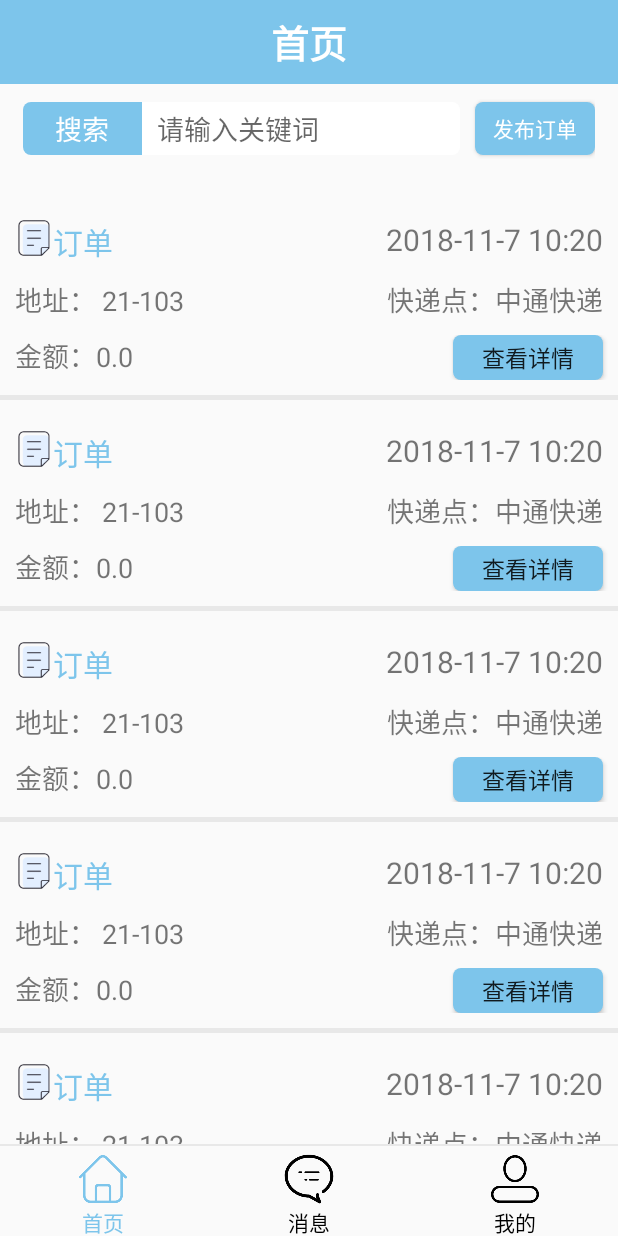
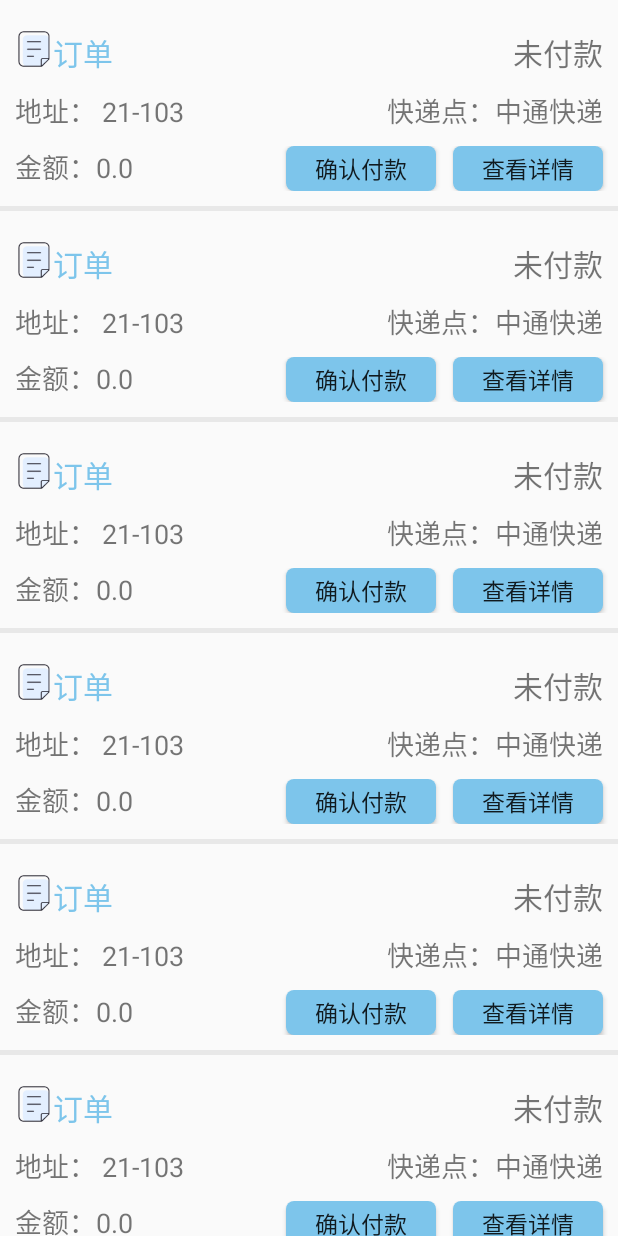
Before and after one commit to hzyb1/ExpressHelp, an Android app: the screen it shows after launch (HomeActivity before the commit, MyOrderActivity after it), after a tap on "登录", on a phone screen of 412 x 824 dp. Run offline under Robolectric (Android 15) with nearby library versions, the phone set to English and light mode, and no system bars.

Commit message:
增加查看订单碎片，注释掉了Login和Homepragment的网络连接部分

```diff
--- a/app/build.gradle
+++ b/app/build.gradle
@@ -22,7 +22,6 @@ android {
 dependencies {
     compile fileTree(include: ['*.jar'], dir: 'libs')
     compile 'com.android.support.constraint:constraint-layout:1.1.3'
-    compile 'com.android.support:support-v4:25.4.0'
     testCompile 'junit:junit:4.12'
     compile 'com.android.support:appcompat-v7:25.+'
     compile 'com.android.support:recyclerview-v7:25.+'
--- /dev/null
+++ b/app/src/main/java/Adapter/OrderAdapter.java
@@ -0,0 +1,85 @@
+package Adapter;
+
+import android.support.v7.widget.RecyclerView;
+import android.view.LayoutInflater;
+import android.view.View;
+import android.view.ViewGroup;
+import android.widget.Button;
+import android.widget.TextView;
+
+import com.example.a14574.expresshelp.R;
+
+import java.util.List;
+
+import model.Order;
+
+/**
+ * Created by Administrator on 2019/3/29 0029.
+ */
+
+public class OrderAdapter extends RecyclerView.Adapter<OrderAdapter.ViewHolder> {
+    private List<Order> mOrderList;
+    static class ViewHolder extends RecyclerView.ViewHolder {
+        TextView state;
+        TextView address;
+        TextView express;
+        TextView money;
+        Button handle;
+        public ViewHolder(View view){
+            super (view);
+            state = (TextView)view.findViewById(R.id.order_state);
+            address = (TextView)view.findViewById(R.id.order_address);
+            express = (TextView)view.findViewById(R.id.order_express);
+            money = (TextView)view.findViewById(R.id.order_money);
+            handle = (Button)view.findViewById(R.id.handle);
+        }
+    }
+    public OrderAdapter(List<Order> orderList){
+        mOrderList = orderList;
+    }
+
+    @Override
+    public ViewHolder onCreateViewHolder(ViewGroup parent, int viewType) {
+        View view = LayoutInflater.from(parent.getContext()).inflate(R.layout.orders_item,parent,false);
+        ViewHolder holder = new ViewHolder(view);
+        return holder;
+    }
+
+    @Override
+    public void onBindViewHolder(ViewHolder holder, int position) {
+        Order order = mOrderList.get(position);
+        holder.address.setText(order.getGetAdress());
+        holder.express.setText(order.getExpressName());
+        holder.money.setText(Float.toString(order.getMoney()));
+        switch (order.getState()){
+            case 0:
+                holder.state.setText("未付款");
+                holder.handle.setText("确认付款");
+                break;
+            case 1:
+                holder.state.setText("待接受");
+                holder.handle.setText("确认接受");
+                break;
+            case 2:
+                holder.state.setText("待收货");
+                holder.handle.setText("确认收货");
+                break;
+            case 3:
+                holder.state.setText("待确认");
+                holder.handle.setText("确认");
+                break;
+            case 4:
+                holder.state.setText("已完成");
+                holder.handle.setVisibility(View.GONE);
+                break;
+                default:
+                    break;
+        }
+    }
+
+
+    @Override
+    public int getItemCount() {
+        return mOrderList.size();
+    }
+}
--- a/app/src/main/java/com/example/a14574/expresshelp/LoginActivity.java
+++ b/app/src/main/java/com/example/a14574/expresshelp/LoginActivity.java
@@ -34,7 +34,7 @@ public class LoginActivity extends AppCompatActivity {      //登录活动
     private Button normalLogin;     //登录按钮
     private Toolbar toolbar;        //
     private String originAddress = "http://vnhcit.natappfree.cc/ExpressHelp/loginServlet";          //登录所访问的服务器url
-    Handler mHandler = new Handler(){
+   Handler mHandler = new Handler(){
         @Override
         public void handleMessage(Message msg) {        //异步访问数据库
             super.handleMessage(msg);   //访问服务器获取收到的信息
@@ -72,8 +72,10 @@ public class LoginActivity extends AppCompatActivity {      //登录活动
         normalLogin.setOnClickListener(new View.OnClickListener() {
             @Override
             public void onClick(View v) {
-                Log.d("按钮点击","点击成功");
-                login();            //相应监听事件，调用登录方法
+                Intent intent = new Intent(LoginActivity.this,MyOrderActivity.class);
+                startActivity(intent);
+               // Log.d("按钮点击","点击成功");
+               // login();            //相应监听事件，调用登录方法
             }
         });
 
@@ -124,7 +126,7 @@ public class LoginActivity extends AppCompatActivity {      //登录活动
         normalLogin = (Button) findViewById(R.id.normal_login);
     }
     public void login() {
-        //检查用户输入的账号和密码的合法性
+       //检查用户输入的账号和密码的合法性
         if (!isInputValid()){
             return;
         }
--- a/app/src/main/java/com/example/a14574/expresshelp/MyOrderActivity.java
+++ b/app/src/main/java/com/example/a14574/expresshelp/MyOrderActivity.java
@@ -1,13 +1,29 @@
 package com.example.a14574.expresshelp;
 
+
+import android.support.v4.app.FragmentManager;
+import android.support.v4.app.FragmentTransaction;
 import android.support.v7.app.AppCompatActivity;
 import android.os.Bundle;
+import android.support.v7.widget.LinearLayoutManager;
+import android.support.v7.widget.RecyclerView;
+
+import java.util.ArrayList;
+import java.util.List;
+
+import Adapter.OrderAdapter;
+import fragment.OrderFragment;
+import model.Order;
 
 public class MyOrderActivity extends AppCompatActivity {
-
+    private List<Order> orderList = new ArrayList<>();
     @Override
     protected void onCreate(Bundle savedInstanceState) {
         super.onCreate(savedInstanceState);
         setContentView(R.layout.activity_my_order);
+        FragmentManager fragmentManager = getSupportFragmentManager();
+       FragmentTransaction transaction = fragmentManager.beginTransaction();
+        transaction.replace(R.id.order_fragment,new OrderFragment());
+        transaction.commit();
     }
 }
--- a/app/src/main/java/fragment/HomePageFragment.java
+++ b/app/src/main/java/fragment/HomePageFragment.java
@@ -116,33 +116,33 @@ public class HomePageFragment extends Fragment {
             order.setTakeTime("2018-11-7 10:20");
             orderBriefList.add(order);
         }
-        try {
-            //构造完整URL
-            Log.d("url:",originAddress);
-            //发送请求
-            HttpUtil.sendHttpRequest(originAddress, new HttpCallbackListener() {
-                @Override
-                public void onFinish(String response) {
-                    Message message = new Message();
-                    message.obj = response;
-                    mHandler.sendMessage(message);
-                    Log.d("信息是什么",message.toString());
-//                    String result = "";
-//                    Gson gson = new Gson();
-//                    result = message.obj.toString();
-//                    orderBriefList = gson.fromJson(result, new TypeToken<List<Order>>(){}.getType());
-//                    flag = true;
-                }
-
-                @Override
-                public void onError(Exception e) {
-                    Message message = new Message();
-                    message.obj = e.toString();
-                    mHandler.sendMessage(message);
-                }
-            });
-        } catch (Exception e) {
-            e.printStackTrace();
-        }
+//        try {
+//            //构造完整URL
+//            Log.d("url:",originAddress);
+//            //发送请求
+//            HttpUtil.sendHttpRequest(originAddress, new HttpCallbackListener() {
+//                @Override
+//                public void onFinish(String response) {
+//                    Message message = new Message();
+//                    message.obj = response;
+//                    mHandler.sendMessage(message);
+//                    Log.d("信息是什么",message.toString());
+////                    String result = "";
+////                    Gson gson = new Gson();
+////                    result = message.obj.toString();
+////                    orderBriefList = gson.fromJson(result, new TypeToken<List<Order>>(){}.getType());
+////                    flag = true;
+//                }
+//
+//                @Override
+//                public void onError(Exception e) {
+//                    Message message = new Message();
+//                    message.obj = e.toString();
+//                    mHandler.sendMessage(message);
+//                }
+//            });
+//        } catch (Exception e) {
+//            e.printStackTrace();
+//        }
     }
 }
--- a/app/src/main/java/fragment/OrderFragment.java
+++ b/app/src/main/java/fragment/OrderFragment.java
@@ -1,109 +1,46 @@
 package fragment;
 
-import android.content.Context;
-import android.net.Uri;
 import android.os.Bundle;
+import android.support.annotation.Nullable;
 import android.support.v4.app.Fragment;
+import android.support.v7.widget.LinearLayoutManager;
+import android.support.v7.widget.RecyclerView;
 import android.view.LayoutInflater;
 import android.view.View;
 import android.view.ViewGroup;
 
 import com.example.a14574.expresshelp.R;
 
+import java.util.ArrayList;
+import java.util.List;
+
+import Adapter.OrderAdapter;
+import model.Order;
+
 /**
- * A simple {@link Fragment} subclass.
- * Activities that contain this fragment must implement the
- * {@link OrderFragment.OnFragmentInteractionListener} interface
- * to handle interaction events.
- * Use the {@link OrderFragment#newInstance} factory method to
- * create an instance of this fragment.
+ * Created by Administrator on 2019/3/28 0028.
  */
+
 public class OrderFragment extends Fragment {
-    // TODO: Rename parameter arguments, choose names that match
-    // the fragment initialization parameters, e.g. ARG_ITEM_NUMBER
-    private static final String ARG_PARAM1 = "param1";
-    private static final String ARG_PARAM2 = "param2";
-
-    // TODO: Rename and change types of parameters
-    private String mParam1;
-    private String mParam2;
-
-    private OnFragmentInteractionListener mListener;
-
-    public OrderFragment() {
-        // Required empty public constructor
+    private List<Order> orderList = new ArrayList<>();
+    public View onCreateView(LayoutInflater inflater, @Nullable ViewGroup container, @Nullable Bundle savedInstanceState) {
+        View view = inflater.inflate(R.layout.fragment_orders,container,false);
+        init();
+        RecyclerView recyclerView = (RecyclerView)view.findViewById(R.id.orders_recycler);
+        LinearLayoutManager layoutManager = new LinearLayoutManager(getActivity());
+        recyclerView.setLayoutManager(layoutManager);
+        OrderAdapter adapter = new OrderAdapter(orderList);
+        recyclerView.setAdapter(adapter);
+        return view;
     }
-
-    /**
-     * Use this factory method to create a new instance of
-     * this fragment using the provided parameters.
-     *
-     * @param param1 Parameter 1.
-     * @param param2 Parameter 2.
-     * @return A new instance of fragment OrderFragment.
-     */
-    // TODO: Rename and change types and number of parameters
-    public static OrderFragment newInstance(String param1, String param2) {
-        OrderFragment fragment = new OrderFragment();
-        Bundle args = new Bundle();
-        args.putString(ARG_PARAM1, param1);
-        args.putString(ARG_PARAM2, param2);
-        fragment.setArguments(args);
-        return fragment;
-    }
-
-    @Override
-    public void onCreate(Bundle savedInstanceState) {
-        super.onCreate(savedInstanceState);
-        if (getArguments() != null) {
-            mParam1 = getArguments().getString(ARG_PARAM1);
-            mParam2 = getArguments().getString(ARG_PARAM2);
+    public void init(){
+        for(int i=0;i<20;i++){
+            Order order = new Order();
+            order.setGetAdress("21-103");
+            order.setExpressName("中通快递");
+            order.setTakeCode("3");
+            order.setTakeTime("2018-11-7 10:20");
+            orderList.add(order);
         }
     }
-
-    @Override
-    public View onCreateView(LayoutInflater inflater, ViewGroup container,
-                             Bundle savedInstanceState) {
-        // Inflate the layout for this fragment
-        return inflater.inflate(R.layout.fragment_orders, container, false);
-    }
-
-    // TODO: Rename method, update argument and hook method into UI event
-    public void onButtonPressed(Uri uri) {
-        if (mListener != null) {
-            mListener.onFragmentInteraction(uri);
-        }
-    }
-
-    @Override
-    public void onAttach(Context context) {
-        super.onAttach(context);
-        if (context instanceof OnFragmentInteractionListener) {
-            mListener = (OnFragmentInteractionListener) context;
-        } else {
-            throw new RuntimeException(context.toString()
-                    + " must implement OnFragmentInteractionListener");
-        }
-    }
-
-    @Override
-    public void onDetach() {
-        super.onDetach();
-        mListener = null;
-    }
-
-    /**
-     * This interface must be implemented by activities that contain this
-     * fragment to allow an interaction in this fragment to be communicated
-     * to the activity and potentially other fragments contained in that
-     * activity.
-     * <p>
-     * See the Android Training lesson <a href=
-     * "http://developer.android.com/training/basics/fragments/communicating.html"
-     * >Communicating with Other Fragments</a> for more information.
-     */
-    public interface OnFragmentInteractionListener {
-        // TODO: Update argument type and name
-        void onFragmentInteraction(Uri uri);
-    }
 }
--- a/app/src/main/res/layout/activity_my_order.xml
+++ b/app/src/main/res/layout/activity_my_order.xml
@@ -6,4 +6,9 @@
     android:layout_height="match_parent"
     tools:context=".MyOrderActivity">
 
+    <FrameLayout
+        android:id="@+id/order_fragment"
+        android:layout_width="match_parent"
+        android:layout_height="match_parent"></FrameLayout>
+
 </android.support.constraint.ConstraintLayout>
--- /dev/null
+++ b/app/src/main/res/layout/fragment_accomplish_order.xml
@@ -0,0 +1,6 @@
+<?xml version="1.0" encoding="utf-8"?>
+<android.support.constraint.ConstraintLayout
+    xmlns:android="http://schemas.android.com/apk/res/android" android:layout_width="match_parent"
+    android:layout_height="match_parent">
+
+</android.support.constraint.ConstraintLayout>
--- a/app/src/main/res/layout/fragment_orders.xml
+++ b/app/src/main/res/layout/fragment_orders.xml
@@ -1,13 +1,13 @@
-<FrameLayout xmlns:android="http://schemas.android.com/apk/res/android"
-    xmlns:tools="http://schemas.android.com/tools"
+<?xml version="1.0" encoding="utf-8"?>
+<LinearLayout
+    xmlns:android="http://schemas.android.com/apk/res/android"
     android:layout_width="match_parent"
-    android:layout_height="match_parent"
-    tools:context="fragment.OrderFragment">
+    android:layout_height="match_parent">
+    <android.support.v7.widget.RecyclerView
+    android:id="@+id/orders_recycler"
+    android:layout_width="wrap_content"
+    android:layout_height="wrap_content">
 
-    <!-- TODO: Update blank fragment layout -->
-    <TextView
-        android:layout_width="match_parent"
-        android:layout_height="match_parent"
-        android:text="@string/hello_blank_fragment" />
 
-</FrameLayout>
+</android.support.v7.widget.RecyclerView>
+</LinearLayout>
--- /dev/null
+++ b/app/src/main/res/layout/fragment_pending_payment_order.xml
@@ -0,0 +1,6 @@
+<?xml version="1.0" encoding="utf-8"?>
+<android.support.constraint.ConstraintLayout
+    xmlns:android="http://schemas.android.com/apk/res/android" android:layout_width="match_parent"
+    android:layout_height="match_parent">
+
+</android.support.constraint.ConstraintLayout>
--- /dev/null
+++ b/app/src/main/res/layout/fragment_pending_receive_order.xml
@@ -0,0 +1,6 @@
+<?xml version="1.0" encoding="utf-8"?>
+<android.support.constraint.ConstraintLayout
+    xmlns:android="http://schemas.android.com/apk/res/android" android:layout_width="match_parent"
+    android:layout_height="match_parent">
+
+</android.support.constraint.ConstraintLayout>
--- /dev/null
+++ b/app/src/main/res/layout/fragment_pendingorder.xml
@@ -0,0 +1,6 @@
+<?xml version="1.0" encoding="utf-8"?>
+<android.support.constraint.ConstraintLayout
+    xmlns:android="http://schemas.android.com/apk/res/android" android:layout_width="match_parent"
+    android:layout_height="match_parent">
+
+</android.support.constraint.ConstraintLayout>
--- /dev/null
+++ b/app/src/main/res/layout/orders_item.xml
@@ -0,0 +1,128 @@
+<?xml version="1.0" encoding="utf-8"?>
+<LinearLayout xmlns:android="http://schemas.android.com/apk/res/android"
+    android:orientation="vertical" android:layout_width="match_parent"
+    android:layout_height="wrap_content">
+
+    <RelativeLayout
+        android:layout_marginTop="20dp"
+        android:layout_width="match_parent"
+        android:layout_height="wrap_content">
+
+        <LinearLayout
+            android:layout_alignParentLeft="true"
+            android:layout_marginLeft="10dp"
+            android:layout_width="wrap_content"
+            android:layout_height="wrap_content">
+
+            <ImageView
+                android:src="@drawable/order_image"
+                android:layout_width="25dp"
+                android:layout_height="25dp" />
+
+            <TextView
+                android:layout_width="wrap_content"
+                android:layout_height="wrap_content"
+                android:text="@string/order"
+                android:textColor="@color/selector_color"
+                android:textSize="20sp"/>
+        </LinearLayout>
+        <TextView
+            android:id="@+id/order_state"
+            android:layout_alignParentRight="true"
+            android:layout_marginRight="10dp"
+            android:layout_width="wrap_content"
+            android:layout_height="wrap_content"
+            android:textSize="20sp"
+            />
+
+    </RelativeLayout>
+    <RelativeLayout
+        android:layout_marginTop="10dp"
+        android:layout_width="match_parent"
+        android:layout_height="wrap_content">
+        <LinearLayout
+            android:layout_width="wrap_content"
+            android:layout_height="wrap_content"
+            android:layout_alignParentLeft="true">
+            <TextView
+                android:layout_marginLeft="10dp"
+                android:layout_width="wrap_content"
+                android:layout_height="wrap_content"
+                android:text="@string/address"
+                android:textSize="18sp"/>
+            <TextView
+                android:layout_width="wrap_content"
+                android:layout_height="wrap_content"
+                android:layout_marginLeft="4dp"
+                android:id="@+id/order_address"
+                android:textSize="18sp"/>
+        </LinearLayout>
+        <LinearLayout
+            android:layout_width="wrap_content"
+            android:layout_height="wrap_content"
+            android:layout_alignParentRight="true">
+            <TextView
+                android:layout_width="wrap_content"
+                android:layout_height="wrap_content"
+                android:text="@string/express_position"
+                android:textSize="18sp"/>
+            <TextView
+                android:id="@+id/order_express"
+                android:layout_marginRight="10dp"
+                android:layout_width="wrap_content"
+                android:layout_height="wrap_content"
+                android:textSize="18sp"/>
+
+        </LinearLayout>
+    </RelativeLayout>
+    <RelativeLayout
+        android:layout_marginTop="10dp"
+        android:layout_width="wrap_content"
+        android:layout_height="wrap_content">
+
+        <LinearLayout
+            android:layout_width="wrap_content"
+            android:layout_height="wrap_content">
+
+            <TextView
+                android:layout_marginLeft="10dp"
+                android:layout_width="wrap_content"
+                android:layout_height="wrap_content"
+                android:text="@string/money"
+                android:textSize="18sp"/>
+
+            <TextView
+                android:layout_width="wrap_content"
+                android:layout_height="wrap_content"
+                android:id="@+id/order_money"
+                android:textSize="18sp"/>
+
+        </LinearLayout>
+
+        <Button
+            android:id="@+id/handle"
+            android:layout_width="100dp"
+            android:layout_height="30dp"
+            android:layout_alignParentTop="true"
+            android:layout_marginEnd="11dp"
+            android:layout_toStartOf="@+id/read_more"
+            android:background="@drawable/submit_order_backcolor"
+            android:textSize="15sp" />
+        <Button
+            android:id="@+id/read_more"
+            android:layout_width="100dp"
+            android:layout_height="30dp"
+            android:layout_alignParentRight="true"
+            android:layout_marginRight="10dp"
+            android:background="@drawable/submit_order_backcolor"
+            android:textSize="15sp"
+            android:text="@string/details"/>
+
+    </RelativeLayout>
+    <View
+        android:layout_width="match_parent"
+        android:layout_height="3dp"
+        android:layout_marginTop="10dp"
+        android:background="@color/back_gray"/>
+
+</LinearLayout>
--- a/app/src/main/res/values/strings.xml
+++ b/app/src/main/res/values/strings.xml
@@ -44,7 +44,4 @@
     <string name="minute">分</string>
     <string name="end_time">结束时间：</string>
     <string name="money_unit">￥</string>
-
-    <!-- TODO: Remove or change this placeholder text -->
-    <string name="hello_blank_fragment">Hello blank fragment</string>
 </resources>
```
Also changed, not shown: app/src/main/res/layout/fragment_home_page.xml (indentation only).
